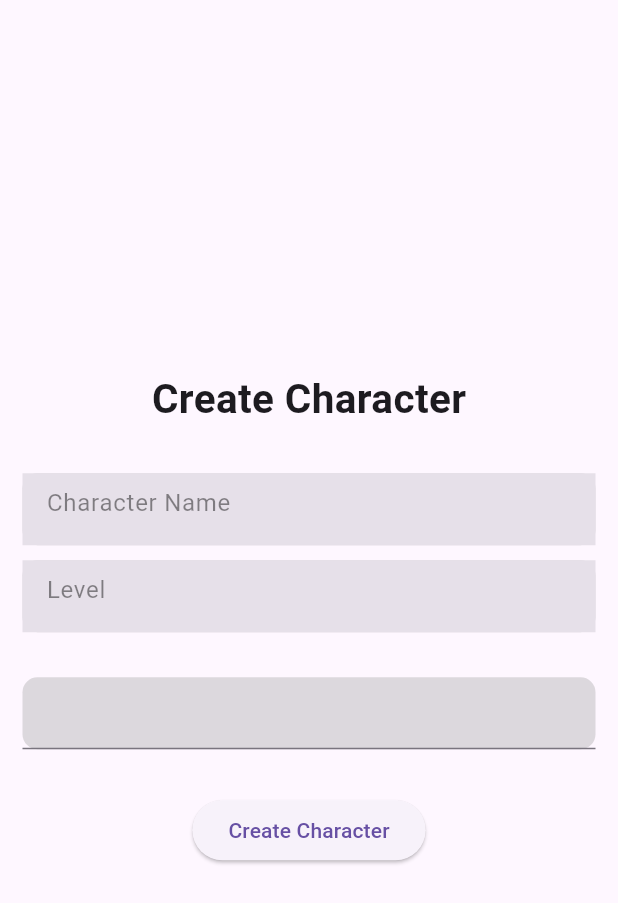
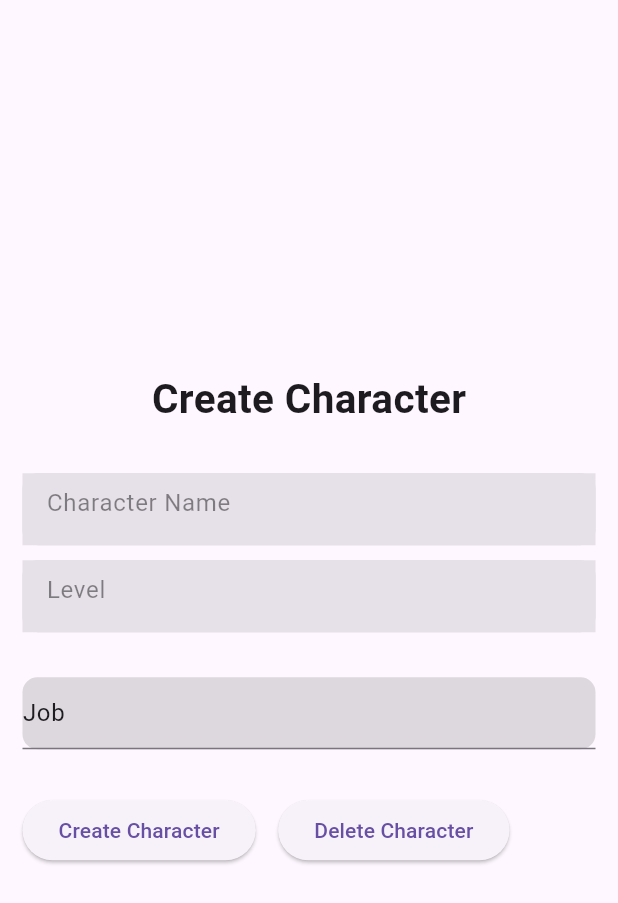
Before and after one commit to Sir-Thomas/inspector, a Flutter app: the CharacterCreationScreen screen opened by its route, after a tap on "Create Character", on a phone screen of 412 x 824 dp. Shown: the top 903 px of the screen. Run offline on Flutter 3.47's test engine with Material 3 defaults, Android fonts, the phone set to English and light mode, and no system bars; our stand-ins replace cloud_firestore, firebase_auth, firebase_core, fluttertoast, transparent_image; accounts and stored records are empty; generated files the repository leaves out were written again.

Commit message:
add option to edit and delete characters

```diff
--- a/lib/models/character.dart
+++ b/lib/models/character.dart
@@ -3,6 +3,7 @@ import 'dart:core';
 import 'package:inspector/models/item.dart';
 
 class Character {
+  String id;
   final String name;
   final int level;
   final String job;
@@ -10,14 +11,30 @@ class Character {
   final String? image;
 
   Character({
+    required this.id,
     required this.name,
     required this.level,
     required this.job,
     this.image,
   });
 
+  factory Character.createID({
+    required String name,
+    required int level,
+    required String job,
+  }) {
+    return Character(
+      id: name,
+      name: name,
+      level: level,
+      job: job,
+      image: '',
+    );
+  }
+
   factory Character.fromJson(Map<String, dynamic> json) {
     return Character(
+      id: json['id'] ?? json['name'],
       name: json['name'],
       level: json['level'],
       job: json['job'],
@@ -27,6 +44,7 @@ class Character {
 
   Map<String, dynamic> toJson() {
     return {
+      'id': id ?? name,
       'name': name,
       'level': level,
       'job': job,
--- a/lib/models/player.dart
+++ b/lib/models/player.dart
@@ -20,6 +20,10 @@ class Player {
 
   String getName() {
     return characters[0].name;
+  }
+
+  void removeCharacter(String characterID) {
+    characters.removeWhere((character) => character.id == characterID);
   }
 
   factory Player.fromFirestore(
@@ -47,7 +51,7 @@ class Player {
   static Map<String, dynamic> charactersToJson(List<Character> characters) {
     return {
       for (var character in characters)
-        character.name: {
+        character.id: {
           'name': character.name,
           'job': character.job,
           'level': character.level
--- a/lib/screens/character_creation_screen/character_creation_screen.dart
+++ b/lib/screens/character_creation_screen/character_creation_screen.dart
@@ -11,7 +11,9 @@ import 'package:provider/provider.dart';
 class CharacterCreationScreen extends StatefulWidget {
   static const routeName = '/create_character';
 
-  const CharacterCreationScreen({super.key});
+  final Character? character;
+
+  const CharacterCreationScreen({super.key, this.character});
 
   @override
   State<CharacterCreationScreen> createState() =>
@@ -23,10 +25,22 @@ class _CharacterCreationScreenState extends State<CharacterCreationScreen> {
   final TextEditingController _levelController = TextEditingController();
 
   String? _job;
+  String? id;
+
+  @override
+  void initState() {
+    if (widget.character != null) {
+      _nameController.text = widget.character!.name;
+      _levelController.text = widget.character!.level.toString();
+      _job = widget.character!.job;
+      id = widget.character!.id;
+    }
+    super.initState();
+  }
 
   @override
   Widget build(BuildContext context) {
-    final String id = Provider.of<User>(context).uid;
+    final String playerID = Provider.of<User>(context).uid;
     return Scaffold(
       body: Center(
         child: Padding(
@@ -54,19 +68,23 @@ class _CharacterCreationScreenState extends State<CharacterCreationScreen> {
               ),
               const SizedBox(height: 30),
               AutocompleteContainerWidget(
-                  options: Jobs.values
-                      .map((job) => job.toFormattedString())
-                      .toList(),
+                initialValue: _job ?? 'Job',
+                options:
+                    Jobs.values.map((job) => job.toFormattedString()).toList(),
                 onSelected: (job) {
                   setState(() {
                     _job = job;
                   });
-                  }),
+                },
+              ),
               const SizedBox(height: 30),
+              Row(
+                children: [
                   ElevatedButton(
                     onPressed: () {
                       _createCharacter(
-                    id,
+                        playerID,
+                        id ?? _nameController.text,
                         _nameController.text,
                         _job ?? 'none',
                         int.parse(_levelController.text),
@@ -74,12 +92,23 @@ class _CharacterCreationScreenState extends State<CharacterCreationScreen> {
                       Navigator.pushAndRemoveUntil(
                         context,
                         MaterialPageRoute(
-                        builder: (context) =>
-                            PlayerScreen(id: Provider.of<User>(context).uid)),
+                            builder: (context) => PlayerScreen(
+                                id: Provider.of<User>(context).uid)),
                         (route) => false,
                       );
                     },
                     child: const Text('Create Character'),
+                  ),
+                  const SizedBox(width: 15),
+                  ElevatedButton(
+                    onPressed: () => _removeCharacter(
+                      context,
+                      playerID,
+                      id ?? _nameController.text,
+                    ),
+                    child: const Text('Delete Character'),
+                  ),
+                ],
               ),
             ],
           ),
@@ -90,12 +119,24 @@ class _CharacterCreationScreenState extends State<CharacterCreationScreen> {
 }
 
 void _createCharacter(
+  String playerID,
   String id,
   String name,
   String job,
   int level,
 ) async {
-  var player = await FirestoreService.readPlayer(id).first;
-  player.addCharacter(Character(name: name, level: level, job: job));
-  FirestoreService.updatePlayer(id, player);
+  var player = await FirestoreService.readPlayer(playerID).first;
+  player.addCharacter(Character(
+    id: id,
+    name: name,
+    level: level,
+    job: job,
+  ));
+  FirestoreService.updatePlayer(playerID, player);
 }
+
+void _removeCharacter(
+    BuildContext context, String playerID, String characterID) {
+  FirestoreService.removeCharacter(playerID, characterID);
+  Navigator.pop(context);
+}
--- a/lib/screens/player_screen/character_card.dart
+++ b/lib/screens/player_screen/character_card.dart
@@ -1,5 +1,6 @@
 import 'package:flutter/material.dart';
 import 'package:inspector/models/character.dart';
+import 'package:inspector/screens/character_creation_screen/character_creation_screen.dart';
 import 'character_image.dart';
 
 class CharacterCard extends StatelessWidget {
@@ -16,7 +17,44 @@ class CharacterCard extends StatelessWidget {
             children: [
               CharacterImage(image: character.image),
               const SizedBox(width: 8),
-              Column(
+              CharacterLabel(character: character),
+              const Spacer(),
+              IconButton(
+                onPressed: () => _editCharacter(context, character),
+                icon: const Icon(Icons.edit),
+              ),
+            ],
+          ),
+        ],
+      ),
+    );
+  }
+}
+
+void _editCharacter(BuildContext context, Character character) {
+  Navigator.push(
+    context,
+    MaterialPageRoute(
+      builder: (context) {
+        return CharacterCreationScreen(
+          character: character,
+        );
+      },
+    ),
+  );
+}
+
+class CharacterLabel extends StatelessWidget {
+  const CharacterLabel({
+    super.key,
+    required this.character,
+  });
+
+  final Character character;
+
+  @override
+  Widget build(BuildContext context) {
+    return Column(
       crossAxisAlignment: CrossAxisAlignment.start,
       children: [
         Text(character.name, style: const TextStyle(fontSize: 18)),
@@ -29,11 +67,6 @@ class CharacterCard extends StatelessWidget {
           ],
         ),
       ],
-              ),
-            ],
-          ),
-        ],
-      ),
     );
   }
 }
--- a/lib/screens/signup_screen.dart
+++ b/lib/screens/signup_screen.dart
@@ -34,7 +34,7 @@ class _SignupScreenState extends State<SignupScreen> {
         ),
         body: Center(
           child: Padding(
-            padding: EdgeInsets.symmetric(horizontal: 15),
+            padding: const EdgeInsets.symmetric(horizontal: 15),
             child: Column(
               mainAxisAlignment: MainAxisAlignment.center,
               children: [
@@ -71,7 +71,7 @@ class _SignupScreenState extends State<SignupScreen> {
                         Navigator.pushAndRemoveUntil(
                           context,
                           MaterialPageRoute(
-                            builder: (context) => LoginScreen(),
+                            builder: (context) => const LoginScreen(),
                           ),
                           (route) => false,
                         )
--- a/lib/widgets/autocomplete_container_widget.dart
+++ b/lib/widgets/autocomplete_container_widget.dart
@@ -2,12 +2,14 @@ import 'package:flutter/material.dart';
 
 class AutocompleteContainerWidget extends StatelessWidget {
   final Key? fieldKey;
+  final String initialValue;
   final List<String> options;
   final ValueSetter<String> onSelected;
 
   const AutocompleteContainerWidget({
     super.key,
     this.fieldKey,
+    required this.initialValue,
     required this.options,
     required this.onSelected,
   });
@@ -21,6 +23,7 @@ class AutocompleteContainerWidget extends StatelessWidget {
         borderRadius: BorderRadius.circular(10),
       ),
       child: Autocomplete(
+        initialValue: TextEditingValue(text: initialValue),
         key: fieldKey,
         optionsBuilder: (textEditingValue) {
           return options.where(
```
Also changed, not shown: lib/services/firestore_service.dart (+6 -10 lines), 1 other file. Lines whose indentation alone changed are shown as unchanged.
